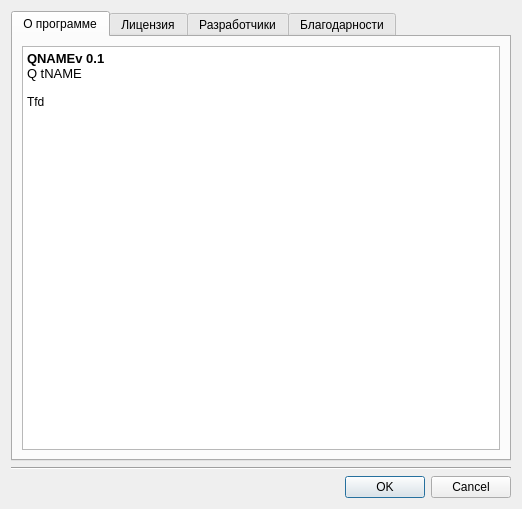
Above: src/dialogs/about/guiabout.ui from axsapronov/bQella before the change. Below: the same form after it.
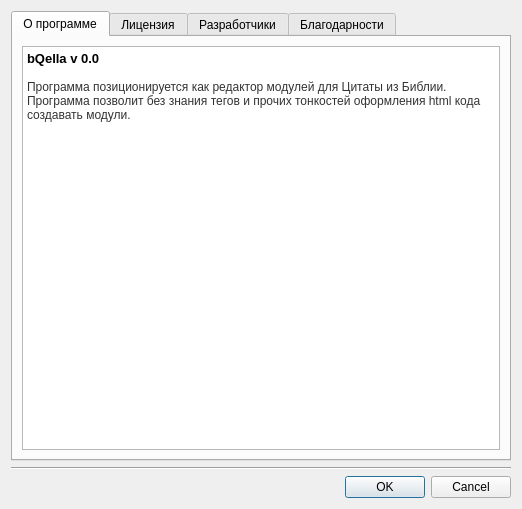
That is the form after the change. Icons and pictures are not drawn.

What changed in the file:
```diff
--- a/src/dialogs/about/guiabout.ui
+++ b/src/dialogs/about/guiabout.ui
@@ -34,10 +34,9 @@
 &lt;table border=&quot;0&quot; style=&quot;-qt-table-type: root; margin-top:4px; margin-bottom:4px; margin-left:4px; margin-right:4px;&quot;&gt;
 &lt;tr&gt;
 &lt;td style=&quot;border: none;&quot;&gt;
-&lt;p style=&quot; margin-top:0px; margin-bottom:0px; margin-left:0px; margin-right:0px; -qt-block-indent:0; text-indent:0px;&quot;&gt;&lt;span style=&quot; font-family:'DejaVu Sans'; font-size:10pt; font-weight:600;&quot;&gt;QNAMEv 0.1 &lt;/span&gt;&lt;img src=&quot;:/banners/banners/globe-small.png&quot; /&gt;&lt;/p&gt;
-&lt;p style=&quot; margin-top:0px; margin-bottom:0px; margin-left:0px; margin-right:0px; -qt-block-indent:0; text-indent:0px;&quot;&gt;&lt;span style=&quot; font-size:10pt;&quot;&gt;Q tNAME&lt;/span&gt;&lt;/p&gt;
-&lt;p style=&quot;-qt-paragraph-type:empty; margin-top:0px; margin-bottom:0px; margin-left:0px; margin-right:0px; -qt-block-indent:0; text-indent:0px; font-family:'DejaVu Sans';&quot;&gt;&lt;/p&gt;
-&lt;p style=&quot; margin-top:0px; margin-bottom:0px; margin-left:0px; margin-right:0px; -qt-block-indent:0; text-indent:0px;&quot;&gt;&lt;span style=&quot; font-family:'DejaVu Sans';&quot;&gt;Тfd &lt;/span&gt;&lt;/p&gt;
+&lt;p style=&quot; margin-top:0px; margin-bottom:0px; margin-left:0px; margin-right:0px; -qt-block-indent:0; text-indent:0px;&quot;&gt;&lt;span style=&quot; font-family:'DejaVu Sans'; font-size:10pt; font-weight:600;&quot;&gt;bQella v 0.0 &lt;/span&gt;&lt;img src=&quot;:/banners/banners/globe-small.png&quot; /&gt;&lt;/p&gt;
+&lt;p style=&quot;-qt-paragraph-type:empty; margin-top:0px; margin-bottom:0px; margin-left:0px; margin-right:0px; -qt-block-indent:0; text-indent:0px;&quot;&gt;&lt;/p&gt;
+&lt;p style=&quot; margin-top:0px; margin-bottom:0px; margin-left:0px; margin-right:0px; -qt-block-indent:0; text-indent:0px;&quot;&gt;&lt;span style=&quot; font-family:'Helvetica,arial,freesans,clean,sans-serif'; color:#333333; background-color:#ffffff;&quot;&gt;Программа позиционируется как редактор модулей для Цитаты из Библии. Программа позволит без знания тегов и прочих тонкостей оформления html кода создавать модули.&lt;/span&gt;&lt;span style=&quot; font-family:'DejaVu Sans';&quot;&gt; &lt;/span&gt;&lt;/p&gt;
 &lt;p style=&quot;-qt-paragraph-type:empty; margin-top:0px; margin-bottom:0px; margin-left:0px; margin-right:0px; -qt-block-indent:0; text-indent:0px;&quot;&gt;&lt;/p&gt;
 &lt;p style=&quot;-qt-paragraph-type:empty; margin-top:0px; margin-bottom:0px; margin-left:0px; margin-right:0px; -qt-block-indent:0; text-indent:0px;&quot;&gt;&lt;/p&gt;
 &lt;p style=&quot;-qt-paragraph-type:empty; margin-top:0px; margin-bottom:0px; margin-left:0px; margin-right:0px; -qt-block-indent:0; text-indent:0px; font-family:'DejaVu Sans'; color:#000000;&quot;&gt;&lt;/p&gt;
```
Left out of the diff: 1 changed line with no effect on the pictures.
